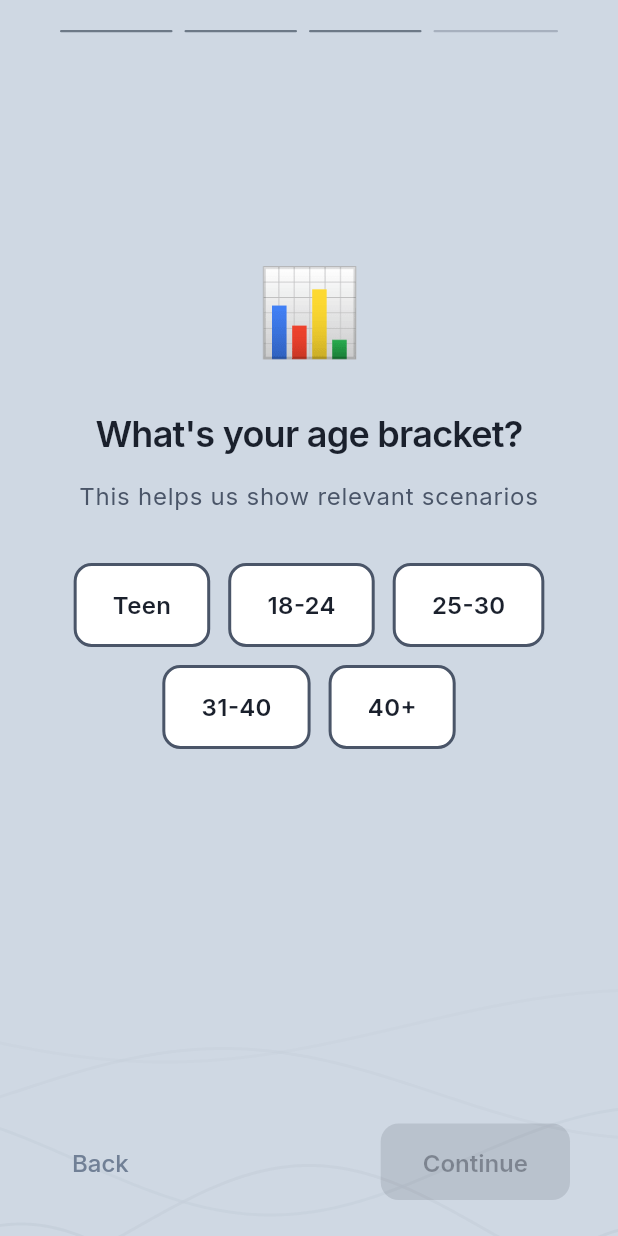
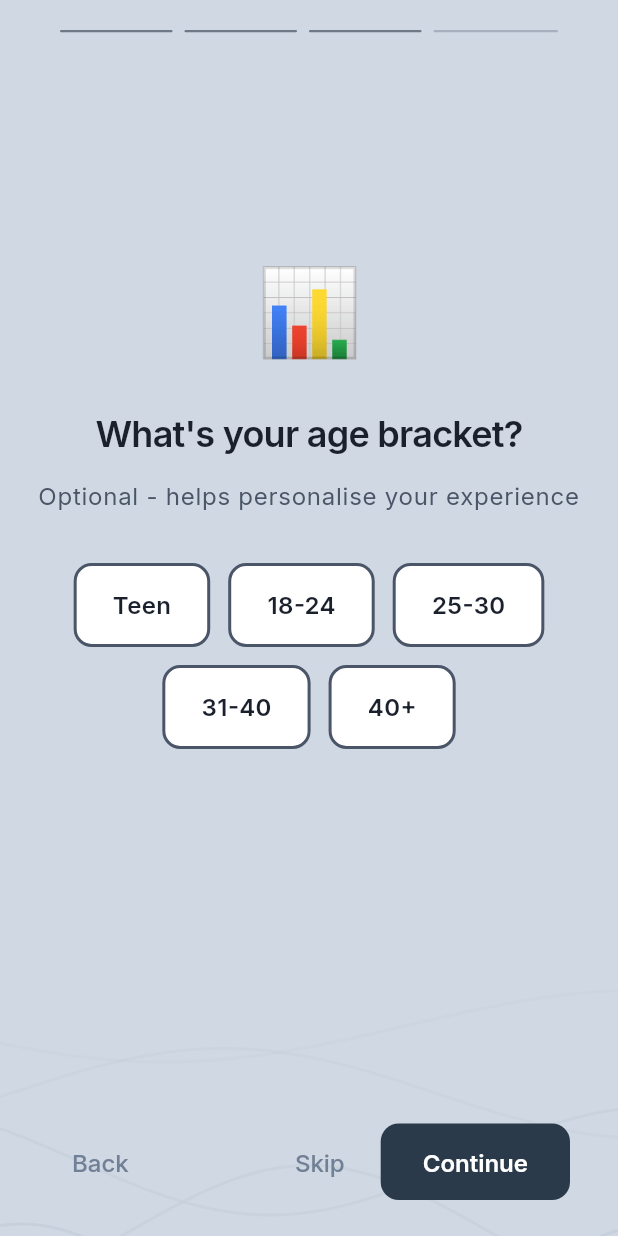
Before and after one commit to darrengalvin/oceaninsights, a Flutter app: the OnboardingScreen screen opened directly, swiped to page 3, on a phone screen of 412 x 824 dp. Run offline on Flutter 3.47's test engine with Material 3 defaults, Android fonts, the phone set to English and light mode, and no system bars; our stand-ins replace flutter_animate, flutter_local_notifications, google_fonts, hive, hive_flutter, in_app_purchase and 4 more; accounts and stored records are empty; network calls fail.

Commit message:
Make age and user type optional per Apple guideline 5.1.1
- Remove requirement to select user type and age bracket
- Add 'Optional' label to both screens
- Add Skip button when nothing selected
- Fixes Apple rejection for collecting unnecessary personal info

Co-authored-by: Cursor <cursoragent@cursor.com>

```diff
--- a/lib/features/onboarding/screens/onboarding_screen.dart
+++ b/lib/features/onboarding/screens/onboarding_screen.dart
@@ -159,7 +159,7 @@ class _OnboardingScreenState extends State<OnboardingScreen> {
                             ),
                           ),
                         )
-                      // Other pages: back and continue
+                      // Other pages: back and continue/skip
                       : Row(
                           children: [
                             TextButton(
@@ -171,9 +171,21 @@ class _OnboardingScreenState extends State<OnboardingScreen> {
                               child: const Text('Back'),
                             ),
                             const Spacer(),
+                            // Show Skip on optional pages (1 and 2) when nothing selected
+                            if ((_currentPage == 1 && _selectedUserType == null) ||
+                                (_currentPage == 2 && _selectedAgeBracket == null))
+                              TextButton(
+                                onPressed: _nextPage,
+                                style: TextButton.styleFrom(
+                                  foregroundColor: colours.textMuted,
+                                  padding: const EdgeInsets.symmetric(horizontal: 16, vertical: 14),
+                                ),
+                                child: const Text('Skip'),
+                              ),
+                            const SizedBox(width: 8),
                             ElevatedButton(
                               onPressed: _currentPage < 3
-                                  ? (_canProceed() ? _nextPage : null)
+                                  ? _nextPage
                                   : _completeOnboarding,
                               style: ElevatedButton.styleFrom(
                                 padding: const EdgeInsets.symmetric(horizontal: 28, vertical: 16),
@@ -195,18 +207,8 @@ class _OnboardingScreenState extends State<OnboardingScreen> {
   }
 
   bool _canProceed() {
-    switch (_currentPage) {
-      case 0:
-        return true;
-      case 1:
-        return _selectedUserType != null;
-      case 2:
-        return _selectedAgeBracket != null;
-      case 3:
-        return true;
-      default:
-        return true;
-    }
+    // All pages can proceed - user type and age are OPTIONAL per Apple guidelines 5.1.1
+    return true;
   }
 
   Widget _buildWelcomePage() {
@@ -270,7 +272,7 @@ class _OnboardingScreenState extends State<OnboardingScreen> {
           ),
           const SizedBox(height: 12),
           Text(
-            'This helps us provide relevant content\n(for statistics only)',
+            'Optional - helps us show relevant content',
             style: Theme.of(context).textTheme.bodyLarge?.copyWith(
               color: colours.textLight,
             ),
@@ -313,7 +315,7 @@ class _OnboardingScreenState extends State<OnboardingScreen> {
           ),
           const SizedBox(height: 12),
           Text(
-            'This helps us show relevant scenarios',
+            'Optional - helps personalise your experience',
             style: Theme.of(context).textTheme.bodyLarge?.copyWith(
               color: colours.textLight,
             ),
```
